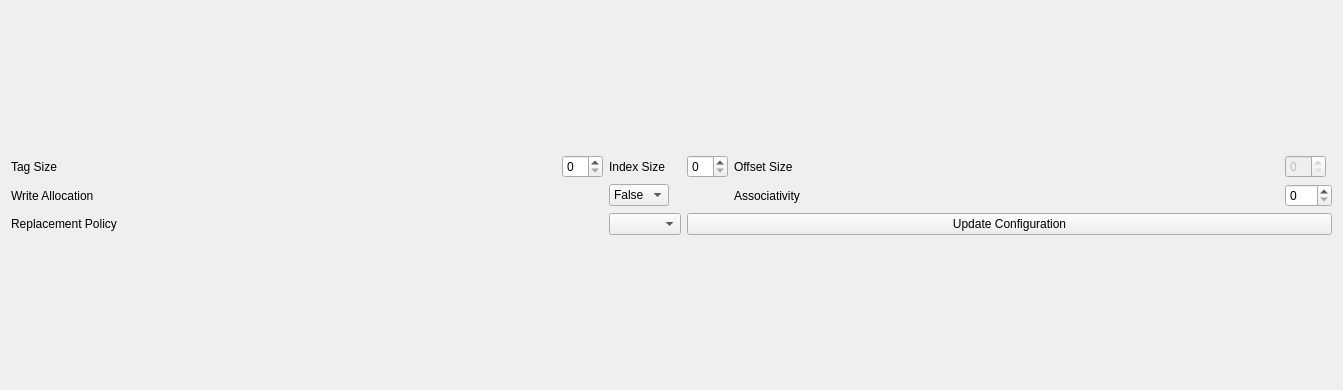
Before: the Qt Designer form pep9asm/cacheconfig.ui in StanWarford/pep9suite, drawn with Qt 5.
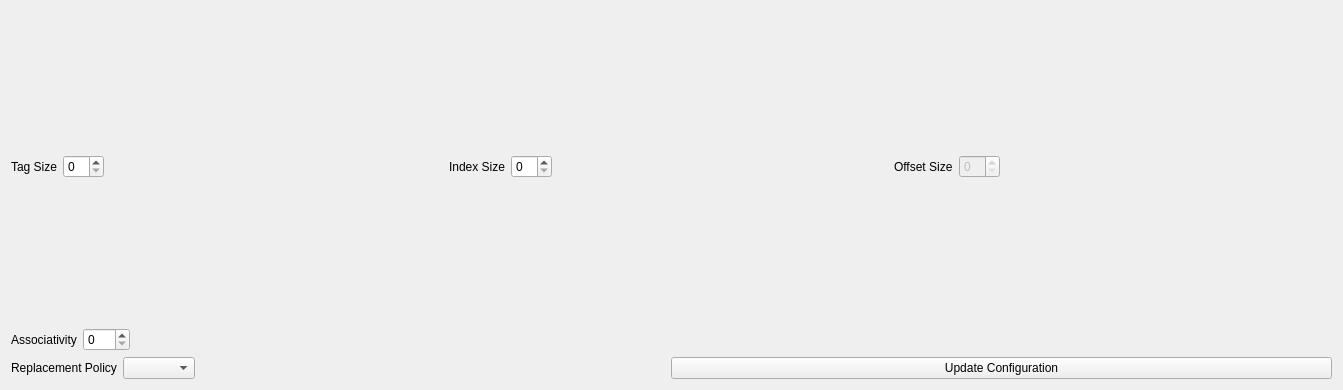
After: the same form once the commit is applied.

Commit message:
Remove write allocation settings, move labels + controls closer together.
As per discussion with Dr. Warford on 3/28/2020, labels in cache configuration are too far away from the field they describe.

Additionally, write allocation is an unhelpful control, and it would rarely need to be tweaked.
Underlying code implementing write allocation remains, but the interface code is hidden from users.

Diff of the .ui file:
```diff
--- a/pep9asm/cacheconfig.ui
+++ b/pep9asm/cacheconfig.ui
@@ -16,34 +16,97 @@
   <layout class="QGridLayout" name="gridLayout_2">
    <item row="1" column="1">
     <layout class="QGridLayout" name="gridLayout">
-     <item row="0" column="2">
+     <item row="3" column="3" colspan="3">
+      <widget class="QPushButton" name="updateButton">
+       <property name="text">
+        <string>Update Configuration</string>
+       </property>
+      </widget>
+     </item>
+     <item row="0" column="0" rowspan="2" colspan="2">
+      <layout class="QHBoxLayout" name="horizontalLayout">
+       <item>
+        <widget class="QLabel" name="label">
+         <property name="text">
+          <string>Tag Size</string>
+         </property>
+        </widget>
+       </item>
+       <item>
+        <widget class="QSpinBox" name="tagBits">
+         <property name="sizePolicy">
+          <sizepolicy hsizetype="Maximum" vsizetype="Fixed">
+           <horstretch>0</horstretch>
+           <verstretch>0</verstretch>
+          </sizepolicy>
+         </property>
+         <property name="maximum">
+          <number>16</number>
+         </property>
+        </widget>
+       </item>
+       <item>
+        <spacer name="horizontalSpacer">
+         <property name="orientation">
+          <enum>Qt::Horizontal</enum>
+         </property>
+         <property name="sizeHint" stdset="0">
+          <size>
+           <width>40</width>
+           <height>20</height>
+          </size>
+         </property>
+        </spacer>
+       </item>
+      </layout>
+     </item>
+     <item row="0" column="2" rowspan="2" colspan="2">
+      <layout class="QHBoxLayout" name="horizontalLayout_2">
+       <item>
       <widget class="QLabel" name="label_3">
        <property name="text">
         <string>Index Size</string>
        </property>
       </widget>
      </item>
-     <item row="0" column="4">
+       <item>
+        <widget class="QSpinBox" name="indexBits">
+         <property name="sizePolicy">
+          <sizepolicy hsizetype="Maximum" vsizetype="Fixed">
+           <horstretch>0</horstretch>
+           <verstretch>0</verstretch>
+          </sizepolicy>
+         </property>
+         <property name="maximum">
+          <number>16</number>
+         </property>
+        </widget>
+       </item>
+       <item>
+        <spacer name="horizontalSpacer_2">
+         <property name="orientation">
+          <enum>Qt::Horizontal</enum>
+         </property>
+         <property name="sizeHint" stdset="0">
+          <size>
+           <width>40</width>
+           <height>20</height>
+          </size>
+         </property>
+        </spacer>
+       </item>
+      </layout>
+     </item>
+     <item row="0" column="4" rowspan="2" colspan="2">
+      <layout class="QHBoxLayout" name="horizontalLayout_3">
+       <item>
       <widget class="QLabel" name="label_2">
        <property name="text">
         <string>Offset Size</string>
        </property>
       </widget>
      </item>
-     <item row="0" column="3">
-      <widget class="QSpinBox" name="indexBits">
-       <property name="sizePolicy">
-        <sizepolicy hsizetype="Maximum" vsizetype="Fixed">
-         <horstretch>0</horstretch>
-         <verstretch>0</verstretch>
-        </sizepolicy>
-       </property>
-       <property name="maximum">
-        <number>16</number>
-       </property>
-      </widget>
-     </item>
-     <item row="0" column="5">
+       <item>
       <widget class="QSpinBox" name="offsetBits">
        <property name="enabled">
         <bool>false</bool>
@@ -59,89 +122,84 @@
        </property>
       </widget>
      </item>
-     <item row="0" column="0">
-      <widget class="QLabel" name="label">
-       <property name="text">
-        <string>Tag Size</string>
-       </property>
-      </widget>
-     </item>
-     <item row="0" column="1">
-      <widget class="QSpinBox" name="tagBits">
-       <property name="sizePolicy">
-        <sizepolicy hsizetype="Maximum" vsizetype="Fixed">
-         <horstretch>0</horstretch>
-         <verstretch>0</verstretch>
-        </sizepolicy>
-       </property>
-       <property name="maximum">
-        <number>16</number>
-       </property>
-      </widget>
-     </item>
-     <item row="2" column="3" colspan="3">
-      <widget class="QPushButton" name="updateButton">
-       <property name="text">
-        <string>Update Configuration</string>
-       </property>
-      </widget>
+       <item>
+        <spacer name="horizontalSpacer_3">
+         <property name="orientation">
+          <enum>Qt::Horizontal</enum>
+         </property>
+         <property name="sizeHint" stdset="0">
+          <size>
+           <width>40</width>
+           <height>20</height>
+          </size>
+         </property>
+        </spacer>
+       </item>
+      </layout>
      </item>
-     <item row="2" column="2">
-      <widget class="QComboBox" name="replacementCombo"/>
-     </item>
-     <item row="2" column="0" colspan="2">
-      <widget class="QLabel" name="label_6">
-       <property name="text">
-        <string>Replacement Policy</string>
-       </property>
-      </widget>
-     </item>
-     <item row="1" column="5">
-      <widget class="QSpinBox" name="associativityNum">
-       <property name="sizePolicy">
-        <sizepolicy hsizetype="Maximum" vsizetype="Fixed">
-         <horstretch>0</horstretch>
-         <verstretch>0</verstretch>
-        </sizepolicy>
-       </property>
-       <property name="maximum">
-        <number>128</number>
-       </property>
-      </widget>
-     </item>
-     <item row="1" column="4">
+     <item row="2" column="0" colspan="3">
+      <layout class="QHBoxLayout" name="horizontalLayout_4">
+       <item>
       <widget class="QLabel" name="label_5">
        <property name="text">
         <string>Associativity</string>
        </property>
       </widget>
      </item>
-     <item row="1" column="2">
-      <widget class="QComboBox" name="writeAllocationCombo">
+       <item>
+        <widget class="QSpinBox" name="associativityNum">
        <property name="sizePolicy">
         <sizepolicy hsizetype="Maximum" vsizetype="Fixed">
          <horstretch>0</horstretch>
          <verstretch>0</verstretch>
         </sizepolicy>
        </property>
-       <item>
-        <property name="text">
-         <string>False</string>
-        </property>
+         <property name="maximum">
+          <number>128</number>
+         </property>
+        </widget>
        </item>
        <item>
-        <property name="text">
-         <string>True</string>
-        </property>
+        <spacer name="horizontalSpacer_4">
+         <property name="orientation">
+          <enum>Qt::Horizontal</enum>
+         </property>
+         <property name="sizeHint" stdset="0">
+          <size>
+           <width>40</width>
+           <height>20</height>
+          </size>
+         </property>
+        </spacer>
        </item>
-      </widget>
+      </layout>
      </item>
-     <item row="1" column="0" colspan="2">
-      <widget class="QLabel" name="label_4">
+     <item row="3" column="0" colspan="3">
+      <layout class="QHBoxLayout" name="horizontalLayout_5">
+       <item>
+        <widget class="QLabel" name="label_6">
        <property name="text">
-        <string>Write Allocation</string>
-       </property>
-      </widget>
+          <string>Replacement Policy</string>
+         </property>
+        </widget>
+       </item>
+       <item>
+        <widget class="QComboBox" name="replacementCombo"/>
+       </item>
+       <item>
+        <spacer name="horizontalSpacer_5">
+         <property name="orientation">
+          <enum>Qt::Horizontal</enum>
+         </property>
+         <property name="sizeHint" stdset="0">
+          <size>
+           <width>40</width>
+           <height>20</height>
+          </size>
+         </property>
+        </spacer>
+       </item>
+      </layout>
      </item>
     </layout>
    </item>
```
Lines whose indentation alone changed are shown as unchanged. The commit also changes 2 other files.
